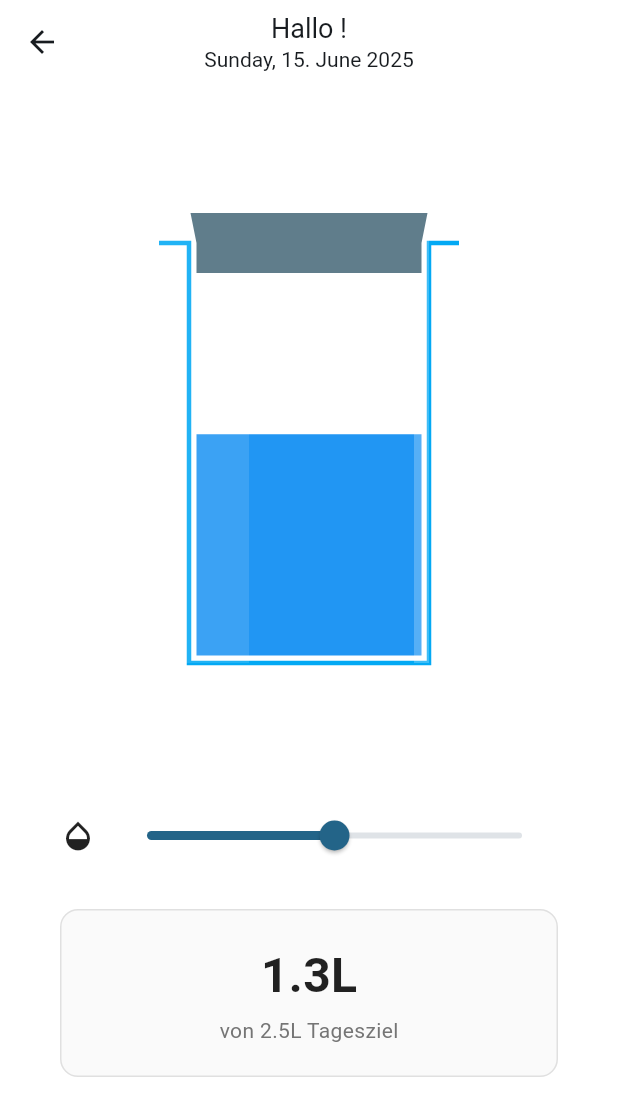
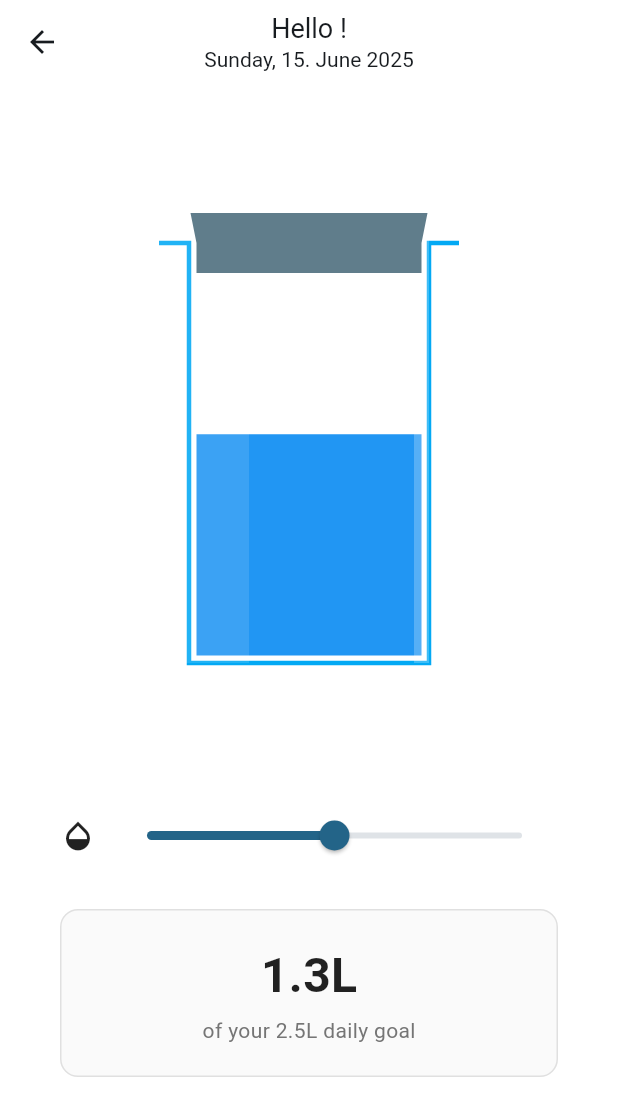
Before and after one commit to kvnlnk/swpm-smart-water-bottle, a Flutter app: the Home screen opened directly, on a phone screen of 412 x 824 dp. Shown: the top 1116 px of the screen. Run offline on Flutter 3.47's test engine with Material 3 defaults, Android fonts, the phone set to English and light mode, and no system bars; our stand-ins replace flutter_dotenv, supabase_flutter; missing offline and left inert: supabase_auth_ui; accounts and stored records are empty.

Commit message:
chore: change german labels to english

```diff
--- a/frontend/swpm_flutter_app/lib/pages/home.dart
+++ b/frontend/swpm_flutter_app/lib/pages/home.dart
@@ -64,7 +64,7 @@ class HomeState extends State<Home> {
           ),
           const SizedBox(height: 4),
           Text(
-            "von ${dailyGoal.toStringAsFixed(1)}L Tagesziel",
+            "of your ${dailyGoal.toStringAsFixed(1)}L daily goal",
             style: TextStyle(fontSize: 14, color: Colors.grey[600]),
           ),
         ],
@@ -98,7 +98,7 @@ class HomeState extends State<Home> {
       appBar: AppBar(
         title: Column(
           children: [
-            Text("Hallo $username!", style: const TextStyle(fontSize: 18)),
+            Text("Hello $username!", style: const TextStyle(fontSize: 18)),
             Text(
               DateFormat('EEEE, dd. MMMM yyyy').format(DateTime.now()),
               style: const TextStyle(
```
